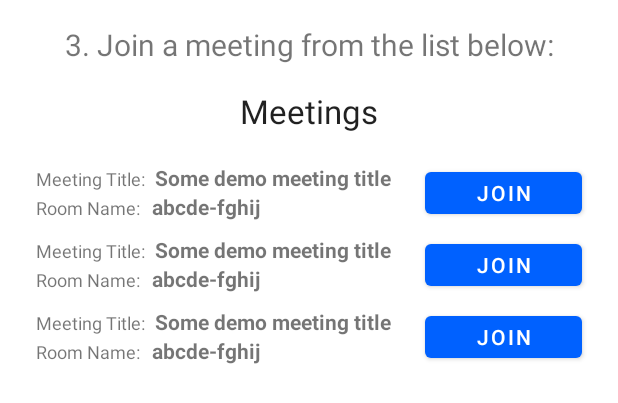
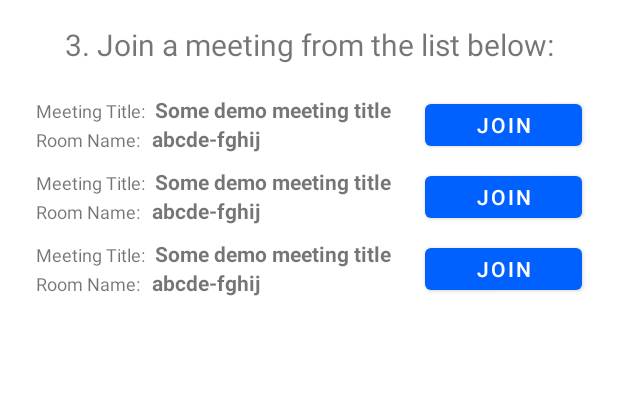
Before and after one commit to dyte-in/kotlin-sample-app, an Android app: the layout join_meeting_fragment.xml on its own in the app's theme, with its tools: preview values and no code run, on a phone screen of 412 x 824 dp. Shown: the top 403 px of the screen. Run offline under Robolectric (Android 15) with nearby library versions, the phone set to English and light mode, and no system bars; network calls fail.

Commit message:
ui improvements

```diff
--- a/app/src/main/res/layout/join_meeting_fragment.xml
+++ b/app/src/main/res/layout/join_meeting_fragment.xml
@@ -17,17 +17,6 @@
         app:layout_constraintStart_toStartOf="parent"
         app:layout_constraintTop_toTopOf="parent" />
 
-    <TextView
-        android:id="@+id/JoinMeetingsHeading"
-        android:layout_width="wrap_content"
-        android:layout_height="wrap_content"
-        android:layout_marginTop="16dp"
-        android:text="Meetings"
-        android:textAppearance="@style/TextAppearance.AppCompat.Large"
-        app:layout_constraintEnd_toEndOf="parent"
-        app:layout_constraintStart_toStartOf="parent"
-        app:layout_constraintTop_toBottomOf="@+id/textView6" />
-
     <androidx.recyclerview.widget.RecyclerView
         android:id="@+id/meetingListView"
         android:layout_width="0dp"
@@ -40,7 +29,7 @@
         app:layout_constraintBottom_toBottomOf="parent"
         app:layout_constraintEnd_toEndOf="parent"
         app:layout_constraintStart_toStartOf="parent"
-        app:layout_constraintTop_toBottomOf="@+id/JoinMeetingsHeading" />
+        app:layout_constraintTop_toBottomOf="@+id/textView6" />
 
     <LinearLayout
         android:elevation="10dp"
```
